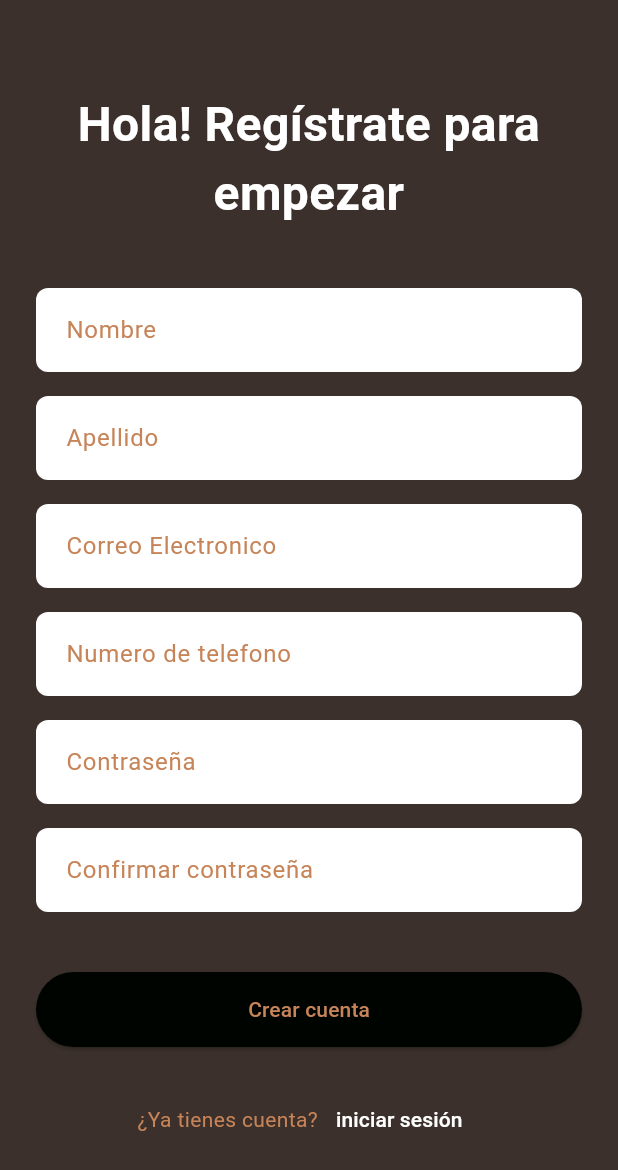
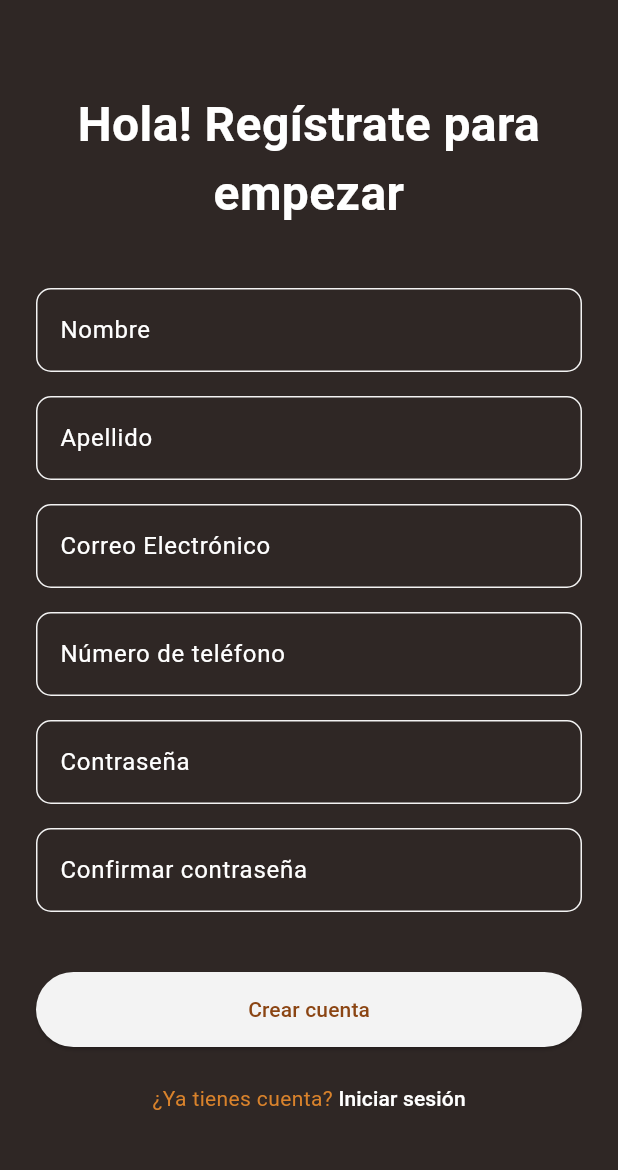
Before and after one commit to bodoquexd/Chocomil_Movies_App_BV, a Flutter app: the RegisterScreen screen opened by its route, on a phone screen of 412 x 824 dp. Shown: the top 1170 px of the screen. Run offline on Flutter 3.47's test engine with Material 3 defaults, Android fonts, the phone set to English and light mode, and no system bars; our stand-ins replace go_router.

Commit message:
Creacion de pantalla de login con widgets personalizados y AppColors

```diff
--- a/lib/config/router/app_router.dart
+++ b/lib/config/router/app_router.dart
@@ -8,7 +8,7 @@ import 'package:chocomil_movies_app_bv/presentation/screens/auth/login_screen.da
 final appRouter = GoRouter
 (
   // Cambiamos temporalmente la ruta inicial para ver la pantalla de registro al compilar
-  initialLocation: '/register',
+  initialLocation: '/login',
 
   //lista de rutas disponibles en la App
   routes:
@@ -22,14 +22,15 @@ final appRouter = GoRouter
     ),
 
     GoRoute(
+      path: '/login',
+      name: LoginScreen.name,
+      builder:(context, state) => const LoginScreen(),
+    ),
+
+    GoRoute(
       path: '/register',
       name: RegisterScreen.name,
       builder: (context, state) => const RegisterScreen(),
     ),
-
-    GoRoute(path: '/login',
-    name: LoginScreen.name,
-    builder:(context, state) => const LoginScreen(),
-    )
   ],
 );
--- a/lib/presentation/screens/auth/register_screen.dart
+++ b/lib/presentation/screens/auth/register_screen.dart
@@ -1,7 +1,8 @@
 import 'package:flutter/material.dart';
 import 'package:go_router/go_router.dart';
-import 'package:chocomil_movies_app_bv/presentation/widgets/custom_text_field_widget.dart';
 import 'package:chocomil_movies_app_bv/resources/colors.dart';
+import 'package:chocomil_movies_app_bv/presentation/widgets/input_widget.dart';
+import 'package:chocomil_movies_app_bv/presentation/widgets/button_widget.dart';
 
 class RegisterScreen extends StatelessWidget {
   static const String name = 'register_screen';
@@ -11,8 +12,7 @@ class RegisterScreen extends StatelessWidget {
   @override
   Widget build(BuildContext context) {
     return Scaffold(
-      // Llamamos al color desde tu clase AppColors
-      backgroundColor: AppColors.background,
+      backgroundColor: AppColors.cardBackground,
       body: SafeArea(
         child: SingleChildScrollView(
           child: Padding(
@@ -24,39 +24,36 @@ class RegisterScreen extends StatelessWidget {
                   'Hola! Regístrate para\nempezar',
                   textAlign: TextAlign.center,
                   style: TextStyle(
-                    color: AppColors.textWhite,
+                    color: AppColors.textPrimary,
                     fontSize: 32,
                     fontWeight: FontWeight.bold
                   ),
                 ),
                 const SizedBox(height: 40),
 
-                const CustomTextField(hintText: 'Nombre'),
+                // Usando tu nuevo InputWidget
+                const InputWidget(label: 'Nombre'),
                 const SizedBox(height: 16),
-                const CustomTextField(hintText: 'Apellido'),
+                const InputWidget(label: 'Apellido'),
                 const SizedBox(height: 16),
-                const CustomTextField(hintText: 'Correo Electronico'),
+                const InputWidget(label: 'Correo Electrónico'),
                 const SizedBox(height: 16),
-                const CustomTextField(hintText: 'Numero de telefono'),
+                const InputWidget(label: 'Número de teléfono'),
                 const SizedBox(height: 16),
-                const CustomTextField(hintText: 'Contraseña', isPassword: true),
+                // Para las contraseñas, activamos tu propiedad obscureText
+                const InputWidget(label: 'Contraseña', obscureText: true),
                 const SizedBox(height: 16),
-                const CustomTextField(hintText: 'Confirmar contraseña', isPassword: true),
+                const InputWidget(label: 'Confirmar contraseña', obscureText: true),
 
                 const SizedBox(height: 40),
 
+                // Usando tu nuevo ButtonWidget
                 SizedBox(
                   width: double.infinity,
-                  height: 50,
-                  child: ElevatedButton(
+                  // El botón ahora es súper limpio de implementar
+                  child: ButtonWidget(
+                    texto: 'Crear cuenta',
                     onPressed: () => context.go('/'),
-                    style: ElevatedButton.styleFrom(
-                      backgroundColor: AppColors.buttonBlack // Usando el color centralizado
-                    ),
-                    child: const Text(
-                      'Crear cuenta',
-                      style: TextStyle(color: AppColors.textAccent) // Usando el color centralizado
-                    ),
                   ),
                 ),
 
@@ -66,18 +63,24 @@ class RegisterScreen extends StatelessWidget {
                   mainAxisAlignment: MainAxisAlignment.center,
                   children: [
                     const Text(
-                      '¿Ya tienes cuenta?',
-                      style: TextStyle(color: AppColors.textAccent) // Usando el color centralizado
+                      '¿Ya tienes cuenta? ',
+                      style: TextStyle(color: AppColors.textSecondary)
                     ),
                     TextButton(
                       onPressed: () => context.push('/login'),
+                      style: TextButton.styleFrom(
+                        padding: EdgeInsets.zero,
+                        minimumSize: Size.zero,
+                        tapTargetSize: MaterialTapTargetSize.shrinkWrap,
+                      ),
                       child: const Text(
-                        'iniciar sesión',
-                        style: TextStyle(color: AppColors.textWhite) // Usando el color centralizado
+                        'Iniciar sesión',
+                        style: TextStyle(color: AppColors.textPrimary)
                       ),
                     ),
                   ],
                 ),
+                const SizedBox(height: 40),
               ],
             ),
           ),
--- a/lib/presentation/widgets/button_widget.dart
+++ b/lib/presentation/widgets/button_widget.dart
@@ -1,4 +1,4 @@
-import 'package:chocomil_movies_app_bv/resources/colors/color.dart';
+import 'package:chocomil_movies_app_bv/resources/colors.dart';
 import 'package:flutter/material.dart';
 
 // Creamos un widget personalizado llamado ButtonWidget
@@ -26,9 +26,9 @@ class ButtonWidget extends StatelessWidget {
     // Retorna un botón elevado
     return ElevatedButton(
       style: ElevatedButton.styleFrom(
-        backgroundColor: ColorsApp.background,
+        backgroundColor: AppColors.background,
 
-        foregroundColor: ColorsApp.primary,
+        foregroundColor: AppColors.primary,
 
         padding: const EdgeInsets.symmetric(
           vertical: 15,
--- a/lib/presentation/widgets/custom_text_field_widget.dart
+++ /dev/null
@@ -1,33 +0,0 @@
-import 'package:flutter/material.dart';
-
-class CustomTextField extends StatelessWidget {
-  final String hintText;
-  final bool isPassword;
-
-  const CustomTextField({
-    super.key,
-    required this.hintText,
-    this.isPassword = false
-  });
-
-  @override
-  Widget build(BuildContext context) {
-    return TextField(
-      obscureText: isPassword,
-      decoration: InputDecoration(
-        hintText: hintText,
-        hintStyle: const TextStyle(
-          color: Color(0xFFC78458),
-          fontWeight: FontWeight.w400,
-        ),
-        filled: true,
-        fillColor: Colors.white,
-        contentPadding: const EdgeInsets.symmetric(horizontal: 16, vertical: 16),
-        border: OutlineInputBorder(
-          borderRadius: BorderRadius.circular(8),
-          borderSide: BorderSide.none,
-        ),
-      ),
-    );
-  }
-}
--- a/lib/presentation/widgets/input_widget.dart
+++ b/lib/presentation/widgets/input_widget.dart
@@ -1,53 +1,38 @@
 import 'package:flutter/material.dart';
-import 'package:chocomil_movies_app_bv/resources/colors/color.dart';
+import 'package:chocomil_movies_app_bv/resources/colors.dart';
 
 class InputWidget extends StatelessWidget {
-
   final String label;
   final bool obscureText;
 
-  const InputWidget({
-    super.key,
-    required this.label,
-    this.obscureText = false,
-  });
+  const InputWidget({super.key, required this.label, this.obscureText = false});
 
   @override
   Widget build(BuildContext context) {
-
     return TextField(
-
       obscureText: obscureText,
 
-      style: TextStyle(
-        color: ColorsApp.textPrimary,
-      ),
+      style: TextStyle(color: AppColors.textPrimary),
 
       decoration: InputDecoration(
-
         labelText: label,
 
         labelStyle: TextStyle(
-          color: ColorsApp.textPrimary,
+          color: AppColors.textPrimary,
         ),
-
         enabledBorder: OutlineInputBorder(
           borderRadius: BorderRadius.circular(10),
-
           borderSide: BorderSide(
-            color: ColorsApp.background,
+            color: AppColors.background,
           ),
         ),
-
         focusedBorder: OutlineInputBorder(
           borderRadius: BorderRadius.circular(10),
-
           borderSide: BorderSide(
-            color: ColorsApp.primary,
+            color: AppColors.primary,
             width: 2,
           ),
         ),
-
       ),
     );
   }
--- a/lib/resources/colors.dart
+++ b/lib/resources/colors.dart
@@ -1,8 +1,50 @@
 import 'package:flutter/material.dart';
 
 class AppColors {
-  static const Color background = Color(0xFF3B302B);
-  static const Color textAccent = Color(0xFFC78458);
-  static const Color textWhite = Colors.white;
-  static const Color buttonBlack = Color(0xFF000401);
+  // =========================
+  // COLORES PRINCIPALES
+  // =========================
+
+  static const Color primary = Color(0xFF8B4513);
+  static const Color primaryDark = Color(0xFF2F2725);
+  static const Color primaryLight = Color(0xFFD9822B);
+
+  // =========================
+  // COLORES SECUNDARIOS
+  // =========================
+
+  static const Color cream = Color(0xFFF5E6D3);
+  static const Color whiteSoft = Color(0xFFF8F8F8);
+  static const Color grayLight = Color(0xFFBDBDBD);
+
+    // =========================
+  // TEXTO
+  // =========================
+
+  static const Color textPrimary = Colors.white;
+  static const Color textSecondary = Color(0xFFD9822B);
+  static const Color textHint = Color(0xFF9E9E9E);
+
+  // =========================
+  // BOTONES
+  // =========================
+
+  static const Color buttonPrimary = primary;
+  static const Color buttonSecondary = Colors.black;
+  static const Color buttonText = Colors.white;
+
+  // =========================
+  // INPUTS
+  // =========================
+
+  static const Color inputBackground = Colors.white;
+  static const Color inputBorder = primaryLight;
+
+  // =========================
+  // FONDOS
+  // =========================
+
+  static const Color background = Color(0xFFF3F3F3);
+  static const Color cardBackground = primaryDark;
+
 }
```
Also changed, not shown: lib/presentation/screens/auth/login_screen.dart (+84 -2 lines).
